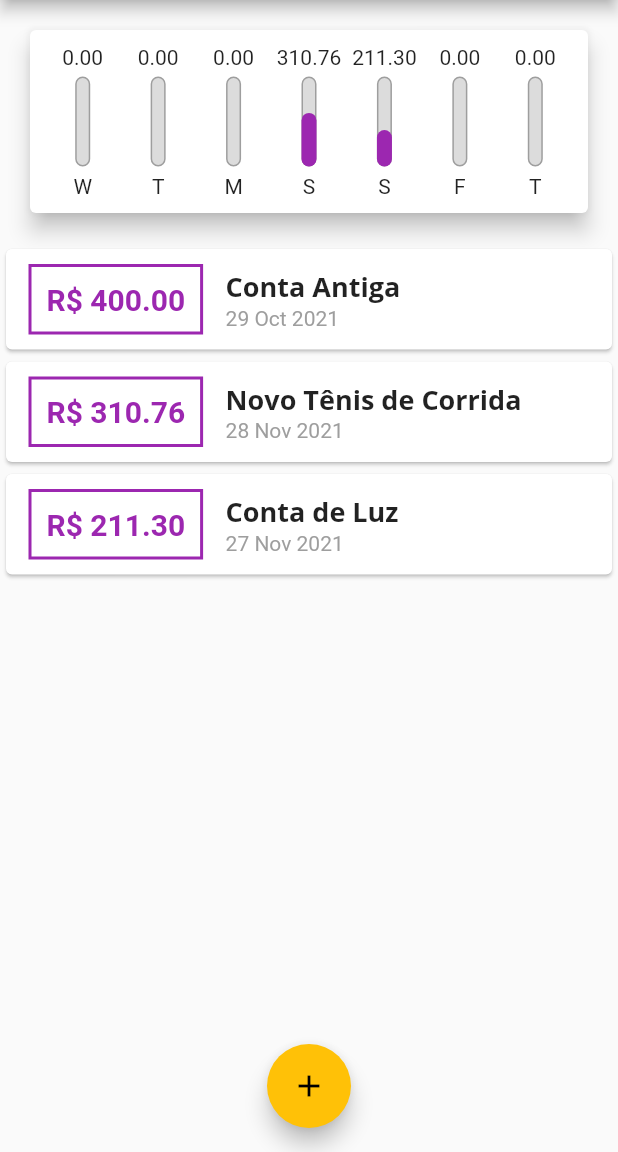
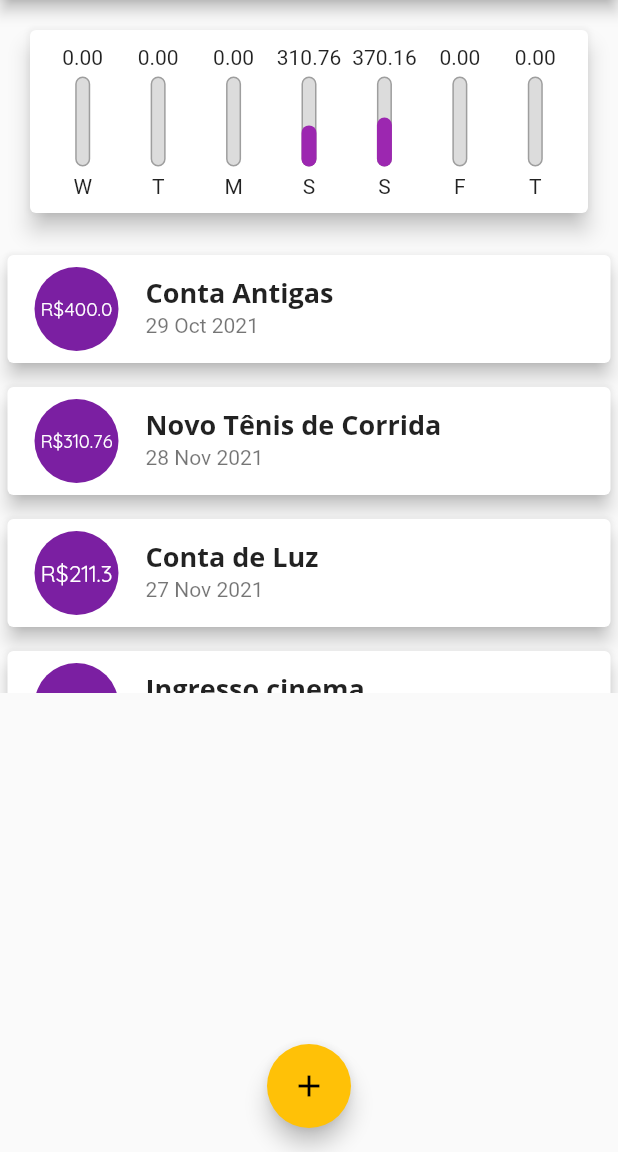
Before and after one commit to adhmattheus/Flutter, a Flutter app: the screen it shows after launch, on a phone screen of 412 x 824 dp, the part 84-1236 px from its top. Run offline on Flutter 3.47's test engine with Material 2 defaults, Android fonts, the phone set to English and light mode, and no system bars.

Commit message:
ListTile

```diff
--- a/app_expenses/lib/components/transaction_list.dart
+++ b/app_expenses/lib/components/transaction_list.dart
@@ -36,45 +36,28 @@ class TransactionList extends StatelessWidget {
               itemBuilder: (ctx, index) {
                 final tr = transactions[index];
                 return Card(
-                  child: Row(
-                    children: <Widget>[
-                      Container(
+                  elevation: 5,
                   margin: EdgeInsets.symmetric(
-                          horizontal: 15,
-                          vertical: 10,
+                    vertical: 8,
+                    horizontal: 5,
                   ),
-                        decoration: BoxDecoration(
-                          border: Border.all(
-                            color: Theme.of(context).primaryColor,
-                            width: 2,
-                          ),
-                        ),
-                        padding: EdgeInsets.all(10),
-                        child: Text(
-                          'R\$ ${tr.value.toStringAsFixed(2)}',
-                          style: TextStyle(
-                            fontWeight: FontWeight.bold,
-                            fontSize: 20,
-                            color: Theme.of(context).primaryColor,
+                  child: ListTile(
+                    leading: CircleAvatar(
+                      radius: 30,
+                      child: Padding(
+                        padding: const EdgeInsets.all(6),
+                        child: FittedBox(
+                          child: Text('R\$${tr.value}'),
                         ),
                       ),
                     ),
-                      Column(
-                        crossAxisAlignment: CrossAxisAlignment.start,
-                        children: <Widget>[
-                          Text(
+                    title: Text(
                       tr.title,
                       style: Theme.of(context).textTheme.headline6,
                     ),
-                          Text(
+                    subtitle: Text(
                       DateFormat('d MMM y').format(tr.date),
-                            style: TextStyle(
-                              color: Colors.grey,
                     ),
-                          ),
-                        ],
-                      ),
-                    ],
                   ),
                 );
               },
--- a/app_expenses/lib/main.dart
+++ b/app_expenses/lib/main.dart
@@ -1,4 +1,4 @@
-// ignore_for_file: prefer_const_constructors
+// ignore_for_file: prefer_const_constructors, use_key_in_widget_constructors, deprecated_member_use
 
 import 'package:flutter/cupertino.dart';
 import 'package:flutter/material.dart';
@@ -50,7 +50,7 @@ class _MyHomePageState extends State<MyHomePage> {
   final List<Transaction> _transactions = [
     Transaction(
       id: 't0',
-      title: 'Conta Antiga',
+      title: 'Conta Antigas',
       value: 400.00,
       date: DateTime.now().subtract(Duration(days: 33)),
     ),
@@ -64,6 +64,18 @@ class _MyHomePageState extends State<MyHomePage> {
       id: 't2',
       title: 'Conta de Luz',
       value: 211.30,
+      date: DateTime.now().subtract(Duration(days: 4)),
+    ),
+    Transaction(
+      id: 't3',
+      title: 'Ingresso cinema',
+      value: 58.99,
+      date: DateTime.now().subtract(Duration(days: 4)),
+    ),
+    Transaction(
+      id: 't4',
+      title: 'Remédio',
+      value: 99.87,
       date: DateTime.now().subtract(Duration(days: 4)),
     ),
   ];
```
Lines whose indentation alone changed are shown as unchanged.
